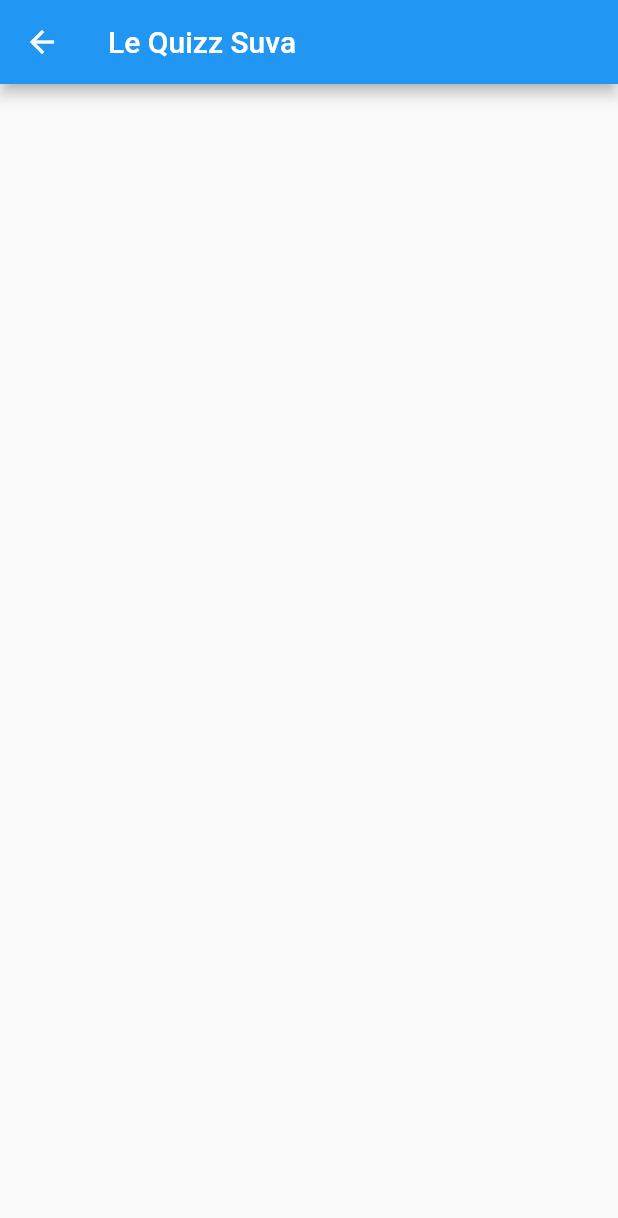
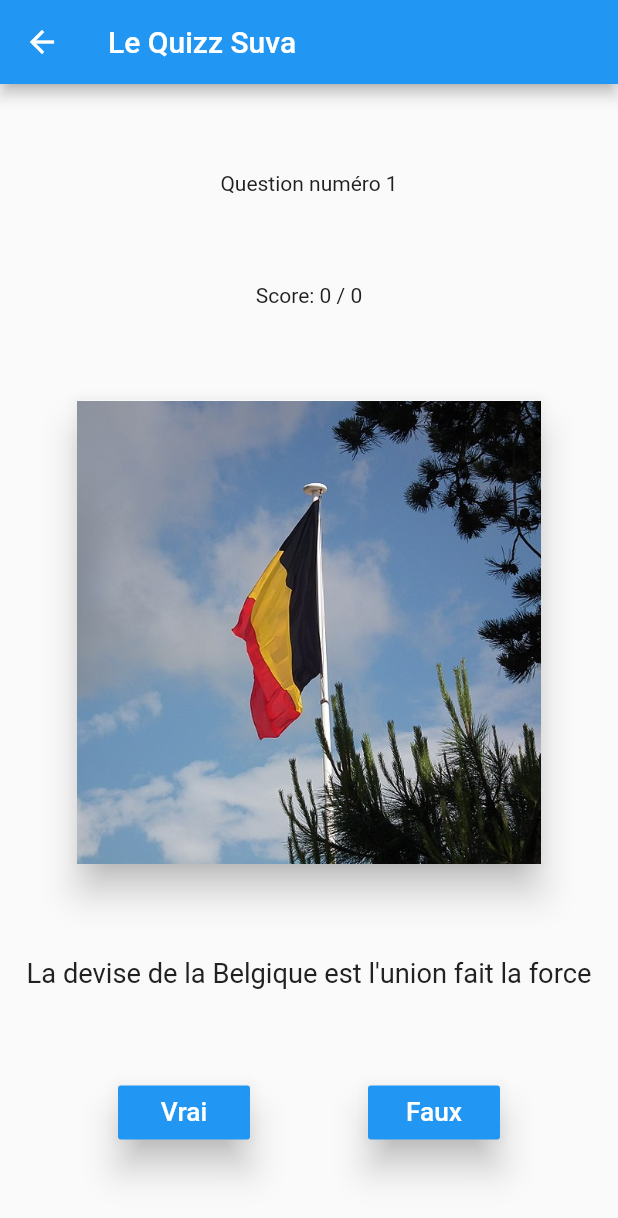
Before and after one commit to suvaAF/quizzsuva, a Flutter app: the PageQuizz screen opened directly, on a phone screen of 412 x 824 dp. Shown: the top 1218 px of the screen. Run offline on Flutter 3.47's test engine with Material 2 defaults, Android fonts, the phone set to English and light mode, and no system bars.

Commit message:
Update du fichier page_quizz

```diff
--- a/lib/widgets/page_quizz.dart
+++ b/lib/widgets/page_quizz.dart
@@ -37,15 +37,54 @@ class _PageQuizzState extends State<PageQuizz> {
 
   @override
   Widget build(BuildContext context) {
-    // TODO: implement build
+    double taille = MediaQuery.of(context).size.width * 0.75;
     return new Scaffold(
       appBar: new AppBar(
         title: new CustomText('Le Quizz Suva'),
       ),
       body: new Center(
+        child: new Column(
+          mainAxisAlignment: MainAxisAlignment.spaceEvenly,
+          children: <Widget>[
+            new CustomText("Question numéro ${index + 1}", color: Colors.grey[900],),
+            new CustomText("Score: $score / $index",color: Colors.grey[900],),
+            new Card(
+              elevation: 10.0,
+              child: new Container(
+                height: taille,
+                width: taille,
+                child: new Image.asset(
+                    "quizz assets/${question.imagePath}",
+                  fit: BoxFit.cover,
+                ),
+              ),
+            ),
+            new CustomText(question.question, color: Colors.grey[900], factor: 1.3,),
+            new Row(
+              mainAxisAlignment: MainAxisAlignment.spaceEvenly,
+              children: <Widget>[
+                boutonBool(true),
+                boutonBool(false)
+              ],
+            )
+          ],
+        ),
 
       ),
     );
   }
 
+  RaisedButton boutonBool (bool b) {
+    return new RaisedButton(
+        elevation: 10.0,
+        onPressed: (() => dialogue(b)),
+        color: Colors.blue,
+        child: new CustomText((b)? "Vrai": "Faux", factor: 1.25,),
+        );
+  }
+
+  Future<Null> dialogue(bool b) async {
+
+  }
+
 }
```
